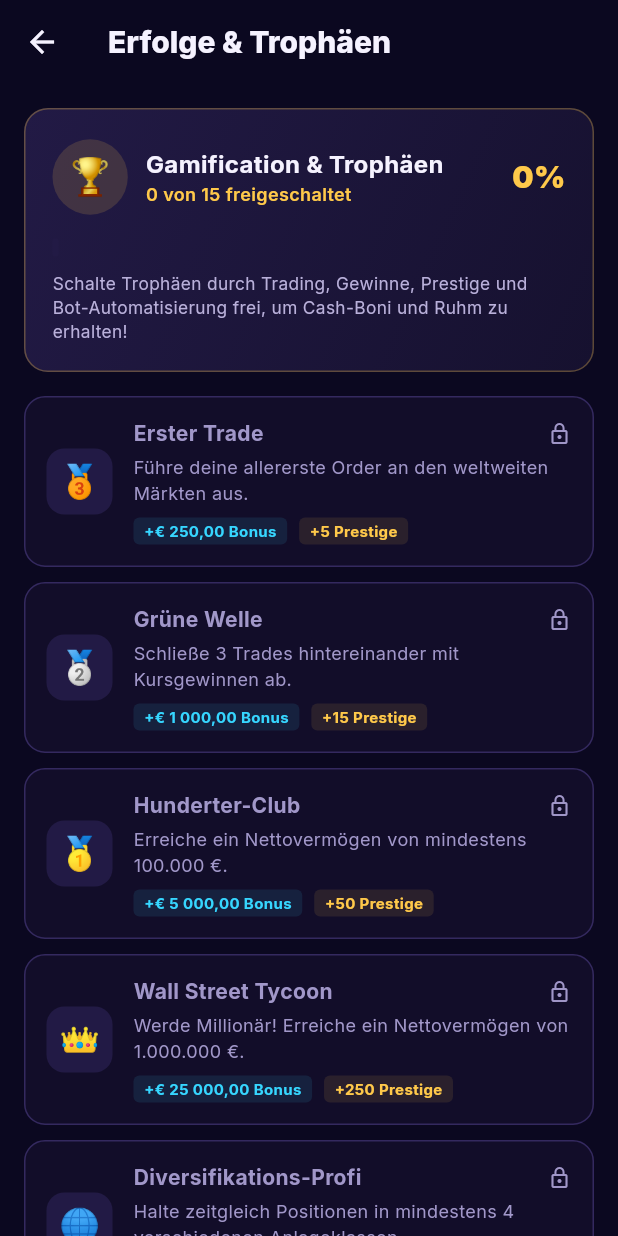
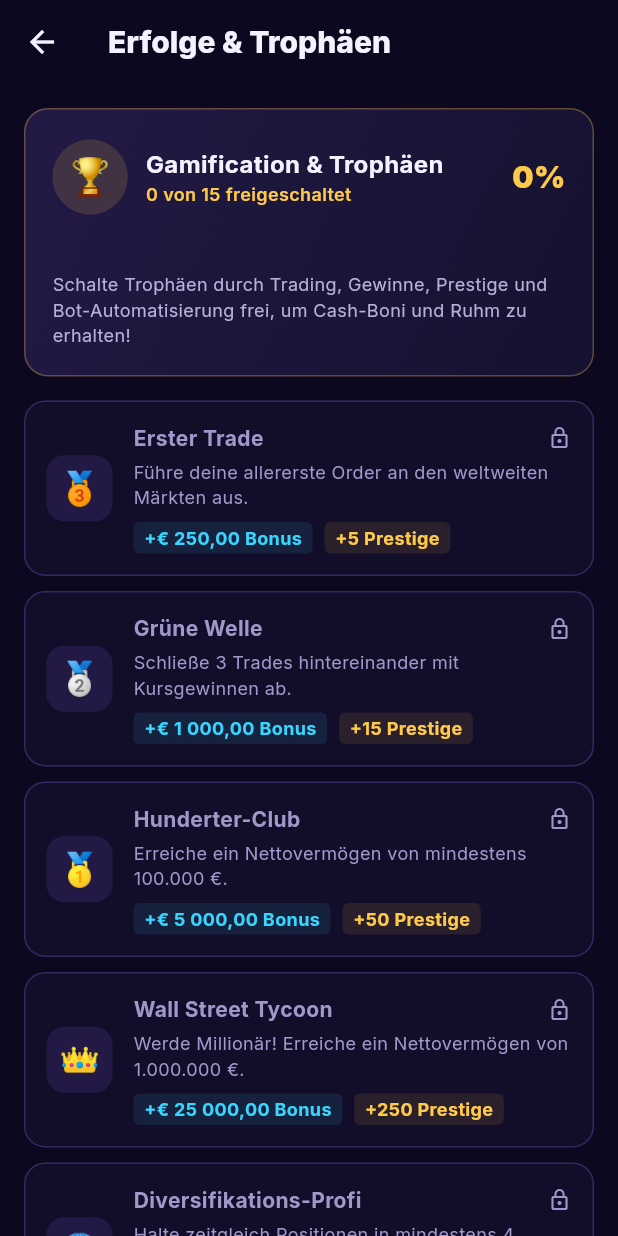
Before and after one commit to NairolfDev/TradingGame, a Flutter app: the screen it shows after launch, scrolled down 576 dp, after a tap on "Trophäen & Erfolge", on a phone screen of 412 x 824 dp. Run offline on Flutter 3.47's test engine with Material 3 defaults, Android fonts, the phone set to English and light mode, and no system bars; our stand-ins replace cloud_firestore, firebase_auth, firebase_core, firebase_messaging, fl_chart, flutter_animate and 6 more; missing offline and left inert: dart:js_interop; accounts and stored records are empty; network calls fail.

Commit message:
fix(ui): raise minimum text size to 12
93 text styles were 9.5-11 px. A source-scan test now keeps lib/ui at 12 or above.

Co-Authored-By: Claude Sonnet 5.5 <noreply@anthropic.com>

```diff
--- a/lib/ui/screens/achievements_screen.dart
+++ b/lib/ui/screens/achievements_screen.dart
@@ -99,7 +99,7 @@ class AchievementsScreen extends StatelessWidget {
                   Text(
                     'Schalte Trophäen durch Trading, Gewinne, Prestige und Bot-Automatisierung frei, um Cash-Boni und Ruhm zu erhalten!',
                     style: TextStyle(
-                      fontSize: 11.5,
+                      fontSize: 12,
                       color: AppColors.textSecondary,
                     ),
                   ),
@@ -202,7 +202,7 @@ class AchievementsScreen extends StatelessWidget {
                             Text(
                               'Erreicht',
                               style: TextStyle(
-                                fontSize: 10,
+                                fontSize: 12,
                                 fontWeight: FontWeight.bold,
                                 color: AppColors.profitGreen,
                               ),
@@ -243,7 +243,7 @@ class AchievementsScreen extends StatelessWidget {
                       child: Text(
                         '+${CurrencyFormatter.format(ach.cashReward)} Bonus',
                         style: TextStyle(
-                          fontSize: 10,
+                          fontSize: 12,
                           fontWeight: FontWeight.bold,
                           color: AppColors.accent,
                         ),
@@ -262,7 +262,7 @@ class AchievementsScreen extends StatelessWidget {
                       child: Text(
                         '+${ach.prestigeReward} Prestige',
                         style: TextStyle(
-                          fontSize: 10,
+                          fontSize: 12,
                           fontWeight: FontWeight.bold,
                           color: AppColors.accentGold,
                         ),
@@ -273,7 +273,7 @@ class AchievementsScreen extends StatelessWidget {
                       Text(
                         DateFormat('dd.MM.yyyy').format(ach.unlockedAt!),
                         style: TextStyle(
-                          fontSize: 10,
+                          fontSize: 12,
                           color: AppColors.textMuted,
                         ),
                       ),
--- a/lib/ui/screens/dashboard_screen.dart
+++ b/lib/ui/screens/dashboard_screen.dart
@@ -284,7 +284,7 @@ class DashboardScreen extends StatelessWidget {
                                   child: Text(
                                     provider.creditRating.grade,
                                     style: TextStyle(
-                                      fontSize: 10,
+                                      fontSize: 12,
                                       fontWeight: FontWeight.bold,
                                       color: AppColors.primary,
                                     ),
@@ -298,7 +298,7 @@ class DashboardScreen extends StatelessWidget {
                                   ? 'Restschuld: ${CurrencyFormatter.format(provider.totalDebt)} (${provider.activeLoans.length} Kredite) • Jetzt tilgen'
                                   : 'Keine Schulden • Kredit aufnehmen ab ${(provider.creditRating.baseInterestRate * 100).toStringAsFixed(1)}%',
                               style: TextStyle(
-                                fontSize: 11,
+                                fontSize: 12,
                                 color: provider.totalDebt > 0
                                     ? AppColors.loss
                                     : AppColors.textSecondary,
@@ -359,7 +359,7 @@ class DashboardScreen extends StatelessWidget {
                           Text(
                             'Nächster Rang: ${nextRank.title}',
                             style: TextStyle(
-                              fontSize: 11,
+                              fontSize: 12,
                               color: AppColors.textSecondary,
                             ),
                           ),
@@ -367,7 +367,7 @@ class DashboardScreen extends StatelessWidget {
                           Text(
                             '👑 Höchster Rang erreicht!',
                             style: TextStyle(
-                              fontSize: 11,
+                              fontSize: 12,
                               color: AppColors.gold,
                               fontWeight: FontWeight.bold,
                             ),
@@ -386,7 +386,7 @@ class DashboardScreen extends StatelessWidget {
                         Text(
                           'Prestige-Punkte: ${provider.totalPrestigePoints} 💎',
                           style: TextStyle(
-                            fontSize: 11,
+                            fontSize: 12,
                             color: AppColors.textMuted,
                           ),
                         ),
@@ -394,7 +394,7 @@ class DashboardScreen extends StatelessWidget {
                           Text(
                             'Noch ${CurrencyFormatter.format(nextRank.minNetWorth - netWorth)} bis Rang-Up',
                             style: TextStyle(
-                              fontSize: 11,
+                              fontSize: 12,
                               color: AppColors.textMuted,
                             ),
                           ),
@@ -433,7 +433,7 @@ class DashboardScreen extends StatelessWidget {
                     child: Text(
                       'NEU',
                       style: TextStyle(
-                        fontSize: 10,
+                        fontSize: 12,
                         fontWeight: FontWeight.bold,
                         color: AppColors.primary,
                       ),
@@ -565,7 +565,7 @@ class DashboardScreen extends StatelessWidget {
                             '${provider.pendingOrders.length}',
                             style: TextStyle(
                               color: AppColors.gold,
-                              fontSize: 11,
+                              fontSize: 12,
                               fontWeight: FontWeight.bold,
                             ),
                           ),
@@ -575,7 +575,7 @@ class DashboardScreen extends StatelessWidget {
                     Text(
                       'Warten auf Marktöffnung',
                       style: TextStyle(
-                        fontSize: 11,
+                        fontSize: 12,
                         color: AppColors.textMuted,
                       ),
                     ),
@@ -754,7 +754,7 @@ class DashboardScreen extends StatelessWidget {
                     child: Text(
                       badge,
                       style: TextStyle(
-                        fontSize: 10,
+                        fontSize: 12,
                         fontWeight: FontWeight.bold,
                         color: color,
                       ),
@@ -774,13 +774,13 @@ class DashboardScreen extends StatelessWidget {
             const SizedBox(height: 2),
             Text(
               subtitle,
-              style: TextStyle(fontSize: 11, color: AppColors.textSecondary),
+              style: TextStyle(fontSize: 12, color: AppColors.textSecondary),
             ),
             const SizedBox(height: 6),
             Text(
               detail,
               style: TextStyle(
-                fontSize: 11,
+                fontSize: 12,
                 fontWeight: FontWeight.bold,
                 color: color,
               ),
--- a/lib/ui/screens/main_screen.dart
+++ b/lib/ui/screens/main_screen.dart
@@ -117,7 +117,7 @@ class _MainScreenState extends State<MainScreen> {
                           ? 'Gast-Modus'
                           : auth.currentUser!.authProvider.toUpperCase(),
                       style: TextStyle(
-                        fontSize: 10,
+                        fontSize: 12,
                         fontWeight: FontWeight.bold,
                         color: AppColors.primary,
                       ),
--- a/lib/ui/screens/quests_screen.dart
+++ b/lib/ui/screens/quests_screen.dart
@@ -89,7 +89,7 @@ class QuestsScreen extends StatelessWidget {
                           style: TextStyle(
                             color: AppColors.gold,
                             fontWeight: FontWeight.bold,
-                            fontSize: 11,
+                            fontSize: 12,
                           ),
                         ),
                       ),
@@ -141,7 +141,7 @@ class QuestsScreen extends StatelessWidget {
                           Text(
                             'Tag $day',
                             style: TextStyle(
-                              fontSize: 10,
+                              fontSize: 12,
                               color: isUnlocked
                                   ? AppColors.gold
                                   : AppColors.textPrimary.withValues(
--- a/lib/ui/widgets/breaking_news_ticker.dart
+++ b/lib/ui/widgets/breaking_news_ticker.dart
@@ -64,7 +64,7 @@ class BreakingNewsTicker extends StatelessWidget {
                     style: TextStyle(
                       color: AppColors.onPrimary,
                       fontWeight: FontWeight.bold,
-                      fontSize: 10,
+                      fontSize: 12,
                     ),
                   ),
                 ],
@@ -96,7 +96,7 @@ class BreakingNewsTicker extends StatelessWidget {
                 style: TextStyle(
                   color: isBullish ? AppColors.bullish : AppColors.bearish,
                   fontWeight: FontWeight.bold,
-                  fontSize: 11,
+                  fontSize: 12,
                 ),
               ),
             ),
--- a/lib/ui/widgets/interactive_broker_chart.dart
+++ b/lib/ui/widgets/interactive_broker_chart.dart
@@ -253,7 +253,7 @@ class _InteractiveBrokerChartState extends State<InteractiveBrokerChart> {
               'Quelle: Yahoo Finance · ${series.length} Kurspunkte in EUR · '
               'Tief ${CurrencyFormatter.format(minVal)} · '
               'Hoch ${CurrencyFormatter.format(maxVal)}',
-              style: TextStyle(fontSize: 11, color: AppColors.textMuted),
+              style: TextStyle(fontSize: 12, color: AppColors.textMuted),
             ),
           ),
 
@@ -476,7 +476,7 @@ class _InteractiveBrokerChartState extends State<InteractiveBrokerChart> {
                 }
                 return Text(
                   _axisLabel(value, diff),
-                  style: TextStyle(color: AppColors.textMuted, fontSize: 10),
+                  style: TextStyle(color: AppColors.textMuted, fontSize: 12),
                 );
               },
             ),
--- a/lib/ui/widgets/rank_badge.dart
+++ b/lib/ui/widgets/rank_badge.dart
@@ -31,7 +31,7 @@ class RankBadge extends StatelessWidget {
                 rank.title,
                 style: TextStyle(
                   color: rank.color,
-                  fontSize: 11,
+                  fontSize: 12,
                   fontWeight: FontWeight.bold,
                 ),
               ),
@@ -77,7 +77,7 @@ class RankBadge extends StatelessWidget {
                   'Rang Lvl ${rank.level}',
                   style: TextStyle(
                     color: AppColors.textMuted,
-                    fontSize: 10,
+                    fontSize: 12,
                     fontWeight: FontWeight.w600,
                     letterSpacing: 0.5,
                   ),
```
Also changed, not shown: lib/ui/screens/bank_loan_screen.dart (+10 -10 lines), lib/ui/screens/dividends_screen.dart (+4 -4 lines), lib/ui/screens/history_news_screen.dart (+5 -5 lines), lib/ui/screens/leaderboard_screen.dart (+9 -9 lines), lib/ui/screens/prestige_shop_screen.dart (+7 -7 lines), lib/ui/screens/settings_screen.dart (+4 -4 lines), lib/ui/screens/simplistic_dashboard_screen.dart (+5 -5 lines), lib/ui/screens/trade_detail_screen.dart (+18 -18 lines), lib/ui/widgets/watchlist_marquee_ticker.dart (+5 -5 lines), 1 other file.
